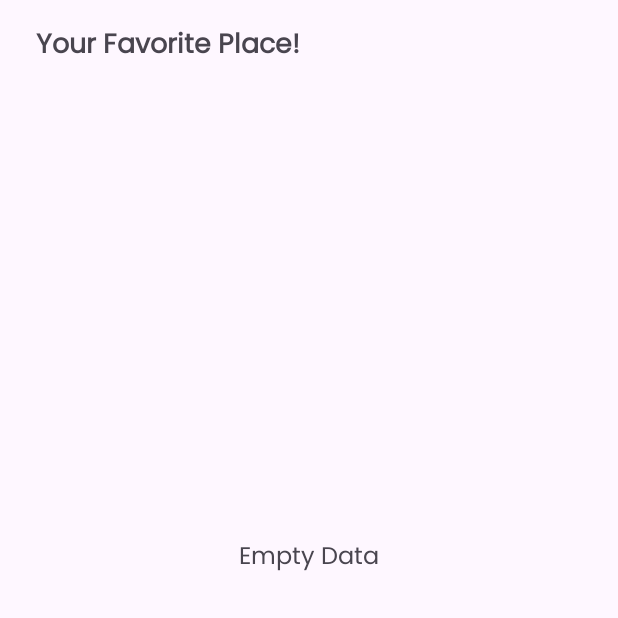
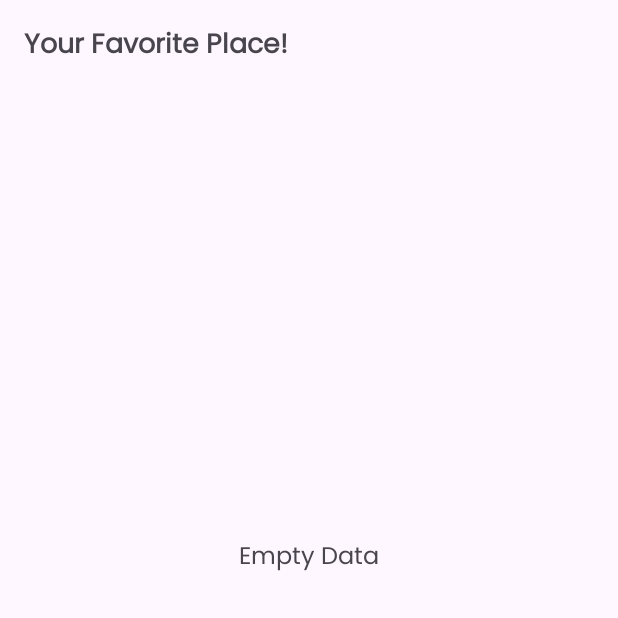
Before and after one commit to sentiGo/sentiGo-MobileDevelopment, an Android app: the FavoriteFragment screen opened through its navigation route, on a phone screen of 412 x 824 dp, the top half of it. Run offline under Robolectric (Android 15) with nearby library versions, the phone set to English and light mode, and no system bars; our stand-ins replace navigation-ui; pictures from the network do not load; 1 statement that could not run was skipped.

```diff
--- a/app/build.gradle
+++ b/app/build.gradle
@@ -3,6 +3,7 @@ plugins {
     id 'org.jetbrains.kotlin.android'
     id 'kotlin-kapt'
     id 'kotlin-parcelize'
+    id 'com.google.android.libraries.mapsplatform.secrets-gradle-plugin'
 }
 
 android {
@@ -44,6 +45,8 @@ dependencies {
     implementation 'androidx.appcompat:appcompat:1.6.1'
     implementation 'com.google.android.material:material:1.9.0'
     implementation 'androidx.constraintlayout:constraintlayout:2.1.4'
+    implementation 'com.google.android.gms:play-services-maps:18.1.0'
+    implementation 'com.google.android.gms:play-services-location:21.0.1'
     testImplementation 'junit:junit:4.13.2'
     androidTestImplementation 'androidx.test.ext:junit:1.1.5'
     androidTestImplementation 'androidx.test.espresso:espresso-core:3.5.1'
@@ -75,8 +78,5 @@ dependencies {
     implementation 'androidx.room:room-ktx:2.6.0-alpha01'
     kapt 'androidx.room:room-compiler:2.6.0-alpha01'
 
-    // login dengan akun google
-    implementation 'com.google.android.gms:play-services-auth:20.5.0'
-
     implementation 'de.hdodenhof:circleimageview:3.1.0' // circle image
 }
--- a/app/src/main/java/com/sentigo/bangkit/sentigoapp/ui/favorite/FavoriteFragment.kt
+++ b/app/src/main/java/com/sentigo/bangkit/sentigoapp/ui/favorite/FavoriteFragment.kt
@@ -41,8 +41,8 @@ class FavoriteFragment : Fragment() {
         binding.rvItems.layoutManager = layoutManager
 
         favViewModel.getFavoriteDb().observe(viewLifecycleOwner) { list ->
-            if (list.isNotEmpty()) setDestinasiData(list)
-            else binding.tvEmpty.visibility = View.VISIBLE
+            if (list.isEmpty()) binding.tvEmpty.visibility = View.VISIBLE
+            setDestinasiData(list)
         }
     }
 
--- a/app/src/main/java/com/sentigo/bangkit/sentigoapp/ui/home/HomeFragment.kt
+++ b/app/src/main/java/com/sentigo/bangkit/sentigoapp/ui/home/HomeFragment.kt
@@ -1,15 +1,19 @@
 package com.sentigo.bangkit.sentigoapp.ui.home
 
+import android.content.pm.PackageManager
+import android.location.Location
 import android.os.Bundle
-import android.util.Log
 import androidx.fragment.app.Fragment
 import android.view.LayoutInflater
 import android.view.View
 import android.view.ViewGroup
 import android.widget.Toast
+import androidx.activity.result.contract.ActivityResultContracts
+import androidx.core.content.ContextCompat
 import androidx.fragment.app.viewModels
 import androidx.recyclerview.widget.GridLayoutManager
-import androidx.recyclerview.widget.LinearLayoutManager
+import com.google.android.gms.location.FusedLocationProviderClient
+import com.google.android.gms.location.LocationServices
 import com.sentigo.bangkit.sentigoapp.data.remote.response.ListDestinasiItem
 import com.sentigo.bangkit.sentigoapp.di.Result
 import com.sentigo.bangkit.sentigoapp.databinding.FragmentHomeBinding
@@ -23,6 +27,8 @@ class HomeFragment : Fragment() {
     private lateinit var factory: ViewModelFactory
     private val homeViewModel: HomeViewModel by viewModels { factory }
 
+    private lateinit var fusedLocationClient: FusedLocationProviderClient
+
     override fun onCreateView(
         inflater: LayoutInflater, container: ViewGroup?,
         savedInstanceState: Bundle?
@@ -35,9 +41,12 @@ class HomeFragment : Fragment() {
         super.onViewCreated(view, savedInstanceState)
 
         factory = ViewModelFactory.getInstance(requireActivity())
+        fusedLocationClient = LocationServices.getFusedLocationProviderClient(requireActivity())
 
         val layoutManager = GridLayoutManager(requireActivity(), 2)
         binding.rvItems.layoutManager = layoutManager
+
+        getMyLocation()
 
         homeViewModel.getUser.observe(viewLifecycleOwner) {
             homeViewModel.getListRatingDestinasi(it.token)
@@ -64,9 +73,55 @@ class HomeFragment : Fragment() {
         }
     }
 
+    private val requestPermissionLauncher =
+        registerForActivityResult(
+            ActivityResultContracts.RequestMultiplePermissions()
+        ) { permissions ->
+            when {
+                permissions[android.Manifest.permission.ACCESS_FINE_LOCATION] ?: false -> {
+                    getMyLocation()
+                }
+                permissions[android.Manifest.permission.ACCESS_COARSE_LOCATION] ?: false -> {
+                    getMyLocation()
+                }
+            }
+        }
+
+    private fun checkPermission(permission: String): Boolean {
+        return ContextCompat.checkSelfPermission(
+            requireActivity(),
+            permission
+        ) == PackageManager.PERMISSION_GRANTED
+    }
+
+    private fun getMyLocation() {
+        if (checkPermission(android.Manifest.permission.ACCESS_FINE_LOCATION) &&
+            checkPermission(android.Manifest.permission.ACCESS_COARSE_LOCATION)
+        ) {
+            fusedLocationClient.lastLocation.addOnSuccessListener { location: Location? ->
+                if (location != null) {
+                    homeViewModel.setLocationPref(location.latitude.toFloat(), location.longitude.toFloat())
+                } else {
+                    showToast("Location is not found. Try Again")
+                }
+            }
+        } else {
+            requestPermissionLauncher.launch(
+                arrayOf(
+                    android.Manifest.permission.ACCESS_FINE_LOCATION,
+                    android.Manifest.permission.ACCESS_COARSE_LOCATION
+                )
+            )
+        }
+    }
+
     private fun setDestinasiData(listDestinasi: List<ListDestinasiItem>) {
         val data = ArrayList(listDestinasi)
         val adapter = DestinasiAdapter(data)
         binding.rvItems.adapter = adapter
     }
+
+    private fun showToast(message: String) {
+        Toast.makeText(requireActivity(), message, Toast.LENGTH_SHORT).show()
+    }
 }
--- a/app/src/main/java/com/sentigo/bangkit/sentigoapp/ui/home/HomeViewModel.kt
+++ b/app/src/main/java/com/sentigo/bangkit/sentigoapp/ui/home/HomeViewModel.kt
@@ -19,4 +19,10 @@ class HomeViewModel(private val repo: AppRepository) : ViewModel() {
             repo.getListRatingDestinasi(token)
         }
     }
+
+    fun setLocationPref(lat: Float, lon: Float) {
+        viewModelScope.launch {
+            repo.setLocationPref(lat, lon)
+        }
+    }
 }
--- a/app/src/main/res/layout/fragment_favorite.xml
+++ b/app/src/main/res/layout/fragment_favorite.xml
@@ -4,7 +4,10 @@
     xmlns:app="http://schemas.android.com/apk/res-auto"
     android:layout_width="match_parent"
     android:layout_height="match_parent"
-    android:layout_margin="16dp"
+    android:layout_marginTop="16dp"
+    android:layout_marginBottom="16dp"
+    android:layout_marginStart="8dp"
+    android:layout_marginEnd="8dp"
     tools:context=".ui.favorite.FavoriteFragment">
 
     <TextView
@@ -34,7 +37,7 @@
         android:layout_width="wrap_content"
         android:layout_height="wrap_content"
         android:text="@string/empty_data"
-        android:visibility="invisible"
+        android:visibility="gone"
         android:textSize="16sp"
         app:layout_constraintBottom_toBottomOf="parent"
         app:layout_constraintEnd_toEndOf="parent"
--- a/app/src/main/res/values/strings.xml
+++ b/app/src/main/res/values/strings.xml
@@ -42,4 +42,5 @@
     <string name="add_favorite">Add to Favorite</string>
     <string name="text_favorite_place">Your Favorite Place!</string>
     <string name="empty_data">Empty Data</string>
+    <string name="title_activity_map">MapActivity</string>
 </resources>
--- a/build.gradle
+++ b/build.gradle
@@ -3,4 +3,5 @@ plugins {
     id 'com.android.application' version '7.4.1' apply false
     id 'com.android.library' version '7.4.1' apply false
     id 'org.jetbrains.kotlin.android' version '1.8.0' apply false
+    id 'com.google.android.libraries.mapsplatform.secrets-gradle-plugin' version '2.0.1' apply false
 }
```
Also changed, not shown: app/src/main/AndroidManifest.xml (+22 -0 lines), app/src/main/java/com/sentigo/bangkit/sentigoapp/ui/detail/DetailActivity.kt (+18 -0 lines), app/src/main/java/com/sentigo/bangkit/sentigoapp/ui/map/MapActivity.kt (added, +97 -0 lines), app/src/main/res/layout/activity_map.xml (added, +9 -0 lines).
